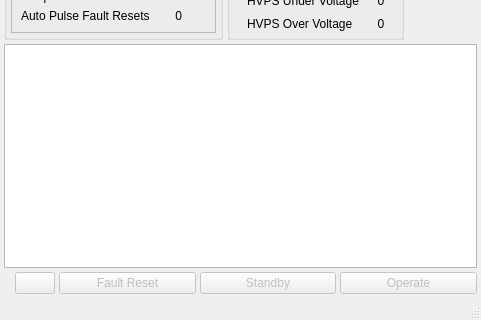
Before: the Qt Designer form src/ka_xmit/KaXmitCtlMainWindow.ui in NCAR/Ka-band_instrument, drawn with Qt 5; both pictures show x 0 to 481 and y 229 to 549 of the 481 by 549 pixel window.
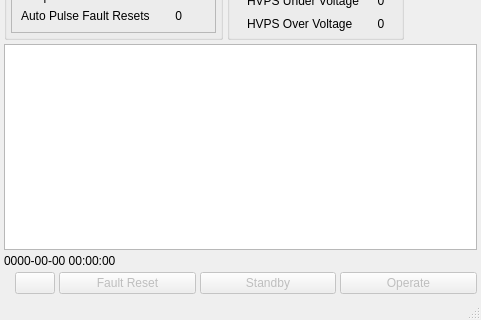
After: the same form once the commit is applied. Icons and pictures are not drawn.

Commit message: Add a current time display to the GUI.

```diff
--- a/src/ka_xmit/KaXmitCtlMainWindow.ui
+++ b/src/ka_xmit/KaXmitCtlMainWindow.ui
@@ -706,6 +706,13 @@
       </property>
      </widget>
     </item>
+    <item>
+     <widget class="QLabel" name="clockLabel">
+      <property name="text">
+       <string>0000-00-00 00:00:00</string>
+      </property>
+     </widget>
+    </item>
     <item>
      <layout class="QHBoxLayout" name="horizontalLayout_14">
       <property name="spacing">
```
The commit also changes 1 other file.
